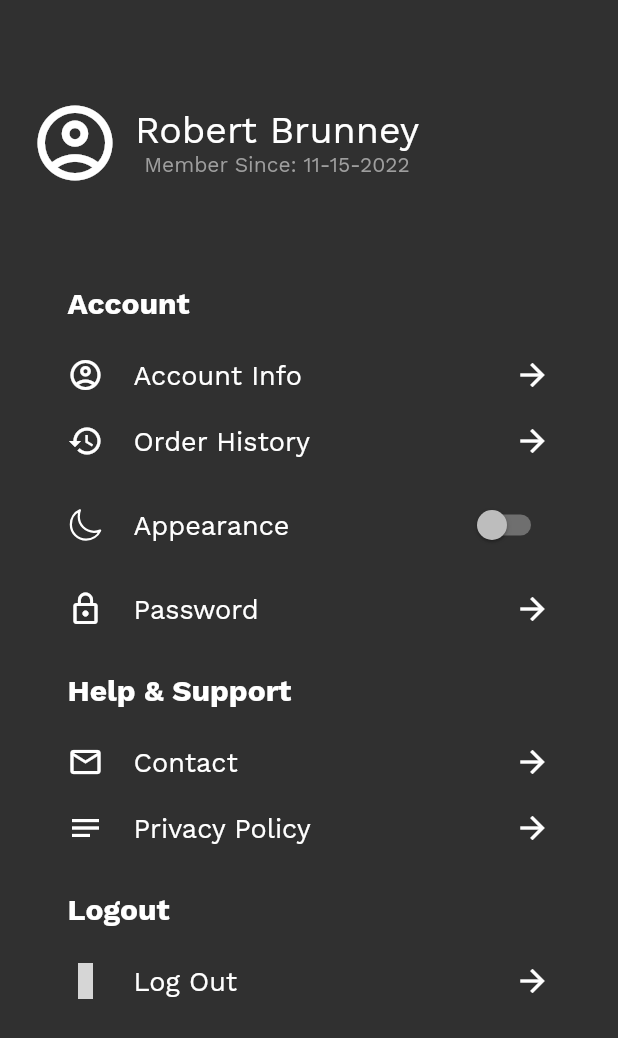
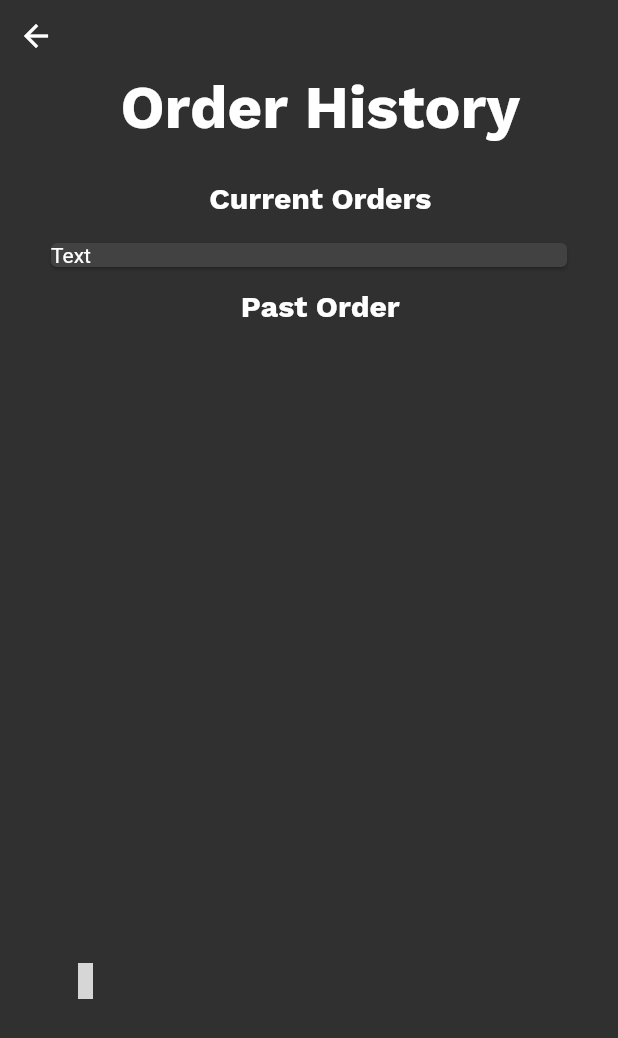
Before and after one commit to rbrunney/InvestEd, a Flutter app: the AccountPage screen opened directly, after a tap on "Order History", on a phone screen of 412 x 824 dp. Shown: the top 1038 px of the screen. Run offline on Flutter 3.47's test engine with Material 2 defaults, Android fonts, the phone set to English and light mode, and no system bars; our stand-ins replace fl_chart, flutter_vector_icons, page_transition, syncfusion_flutter_gauges; grey boxes are pictures that could not be loaded.

Commit message:
Order History Page Started
Order History Page Started, have to work on order into cards to look better and cleaner!

```diff
--- a/InvestEd/Front End/invested/lib/pages/account/account_settings/account_settings.dart
+++ b/InvestEd/Front End/invested/lib/pages/account/account_settings/account_settings.dart
@@ -1,5 +1,6 @@
 import 'package:flutter/material.dart';
 import 'package:flutter_vector_icons/flutter_vector_icons.dart';
+import 'package:invested/pages/account/account_settings/order_history_page.dart';
 import 'package:invested/pages/account/settings_tab.dart';
 import 'package:invested/pages/login/change_password_page.dart';
 import 'package:invested/pages/login/forgot_password_page.dart';
@@ -41,7 +42,13 @@ class _AccountSettingsState extends State<AccountSettings> {
             SettingsTab(
               iconData: Icons.history,
               name: "Order History",
-              onTap: () {},
+              onTap: () {
+                Navigator.push(
+                    context,
+                    PageTransition(
+                        child: const OrderHistoryPage(),
+                        type: PageTransitionType.rightToLeftWithFade));
+              },
             ),
             Container(
                 margin: const EdgeInsets.symmetric(horizontal: 30, vertical: 10),
@@ -56,11 +63,12 @@ class _AccountSettingsState extends State<AccountSettings> {
                     const Spacer(),
                     Switch(
                       activeColor: Color(global_styling.LOGO_COLOR),
-                        value: false,
+                        value: darkMode,
                         onChanged: (value) => setState(() {
                           darkMode = !darkMode;
                           global_styling.currentTheme.switchTheme();
-                        })
+                        }
+                      )
                     )
                   ],
               )
--- /dev/null
+++ b/InvestEd/Front End/invested/lib/pages/account/account_settings/order_history_page.dart
@@ -0,0 +1,54 @@
+import 'package:flutter/material.dart';
+import 'package:invested/pages/account/account_settings/order_info_card.dart';
+import 'package:invested/util/to_previous_page.dart';
+
+import '../../../util/page_title.dart';
+
+class OrderHistoryPage extends StatelessWidget {
+  const OrderHistoryPage({Key? key}) : super(key: key);
+
+  @override
+  Widget build(BuildContext context) {
+    return SafeArea(
+      child: Scaffold(
+        body: SingleChildScrollView(
+          child: Column(
+            children: [
+              const ToPrevPage(),
+              const PageTitle(
+                  alignment: Alignment.center,
+                  title: "Order History"
+              ),
+              Container(
+                margin: const EdgeInsets.only(top: 10),
+                child: const PageTitle(
+                  alignment: Alignment.center,
+                  fontSize: 20,
+                  title: "Current Orders",
+                ),
+              ),
+              Column(
+                children: const [
+                  OrderCardInfo()
+                ],
+              ),
+              Column(
+                children: const [
+
+                ],
+              ),
+              Container(
+                margin: const EdgeInsets.only(top: 10),
+                child: const PageTitle(
+                  alignment: Alignment.center,
+                  fontSize: 20,
+                  title: "Past Order",
+                ),
+              )
+            ],
+          ),
+        )
+      ),
+    );
+  }
+}
--- /dev/null
+++ b/InvestEd/Front End/invested/lib/pages/account/account_settings/order_info_card.dart
@@ -0,0 +1,19 @@
+import 'package:flutter/material.dart';
+
+class OrderCardInfo extends StatelessWidget {
+  const OrderCardInfo({Key? key}) : super(key: key);
+
+  @override
+  Widget build(BuildContext context) {
+    return Container(
+      margin: const EdgeInsets.symmetric(horizontal: 30),
+      child: Card(
+        child: Row(
+          children: const [
+            Text("Text")
+          ],
+        ),
+      ),
+    );
+  }
+}
--- a/InvestEd/Time Tracker/tracker.json
+++ b/InvestEd/Time Tracker/tracker.json
@@ -1037,6 +1037,12 @@
                     "start_time": "8:30 pm",
                     "end_time": "11:59 pm",
                     "description": "Working on Lesson Page and Account Page"
+                },
+                {
+                    "activity": "Coding",
+                    "start_time": "1:0 am",
+                    "end_time": "2:36 am",
+                    "description": "Working on Contact Page"
                 }
             ]
         }
```
